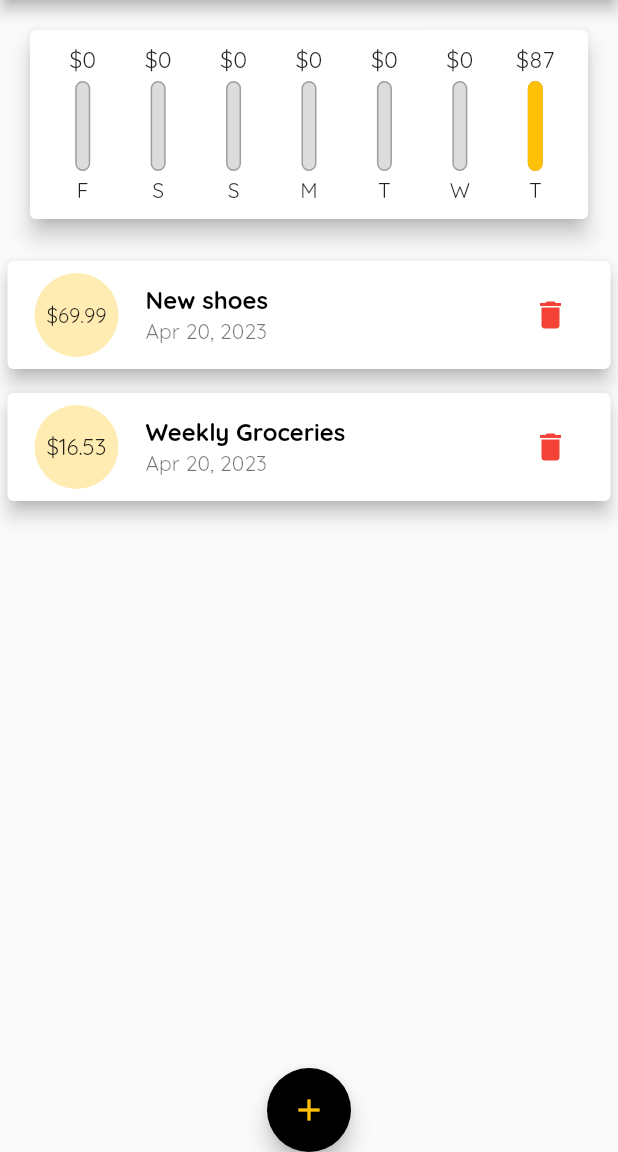
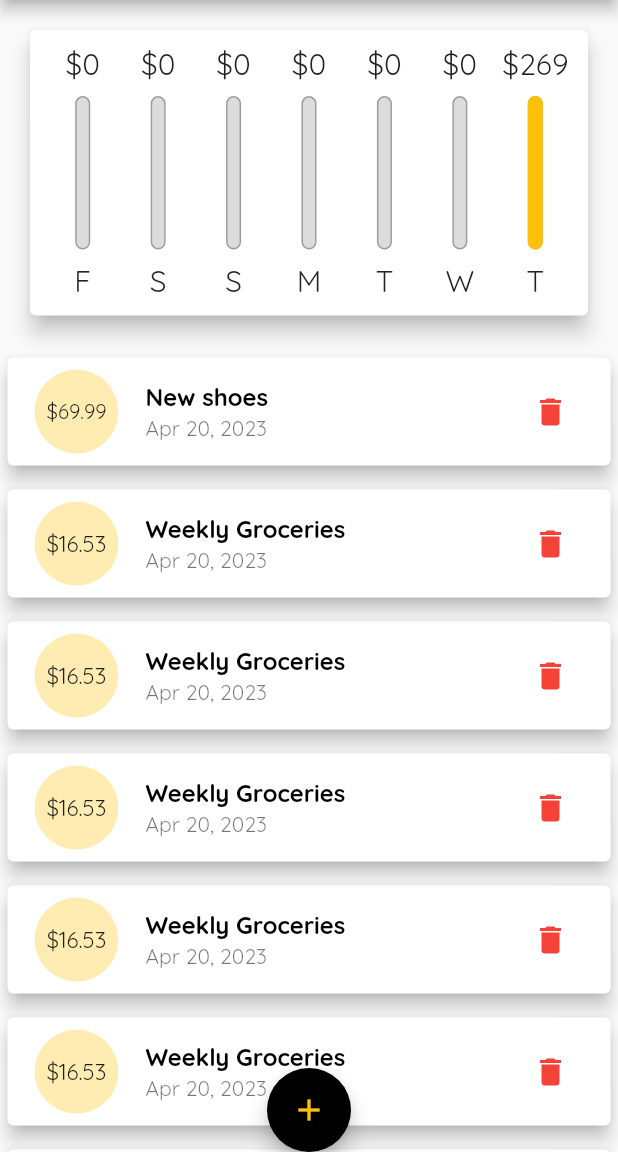
Before and after one commit to Mitso98/flutter_practice, a Flutter app: the screen it shows after launch, on a phone screen of 412 x 824 dp, the part 84-1236 px from its top. Run offline on Flutter 3.47's test engine with Material 2 defaults, Android fonts, the phone set to English and light mode, and no system bars.

Commit message:
improve responsiveness

```diff
--- a/expense_app/lib/main.dart
+++ b/expense_app/lib/main.dart
@@ -5,7 +5,13 @@ import './widgets/transaction_list.dart';
 import './models/transaction.dart';
 import './widgets/chart.dart';
 
-void main() => runApp(const MyApp());
+void main() {
+  // allow only portrait mode
+  // WidgetsFlutterBinding.ensureInitialized();
+  // SystemChrome.setPreferredOrientations(
+  //     [DeviceOrientation.portraitUp, DeviceOrientation.portraitDown]);
+  runApp(const MyApp());
+}
 
 class MyApp extends StatelessWidget {
   const MyApp({super.key});
@@ -62,42 +68,42 @@ class _MyHomePageState extends State<MyHomePage> {
       amount: 16.53,
       date: DateTime.now(),
     ),
-    // Transaction(
-    //   id: "t2",
-    //   title: "Weekly Groceries",
-    //   amount: 16.53,
-    //   date: DateTime.now(),
-    // ),
-    // Transaction(
-    //   id: "t2",
-    //   title: "Weekly Groceries",
-    //   amount: 16.53,
-    //   date: DateTime.now(),
-    // ),
-    // Transaction(
-    //   id: "t2",
-    //   title: "Weekly Groceries",
-    //   amount: 16.53,
-    //   date: DateTime.now(),
-    // ),
-    // Transaction(
-    //   id: "t2",
-    //   title: "Weekly Groceries",
-    //   amount: 16.53,
-    //   date: DateTime.now(),
-    // ),
-    // Transaction(
-    //   id: "t2",
-    //   title: "Weekly Groceries",
-    //   amount: 16.53,
-    //   date: DateTime.now(),
-    // ),
-    // Transaction(
-    //   id: "t2",
-    //   title: "Weekly Groceries",
-    //   amount: 99.53,
-    //   date: DateTime.now(),
-    // ),
+    Transaction(
+      id: "t2",
+      title: "Weekly Groceries",
+      amount: 16.53,
+      date: DateTime.now(),
+    ),
+    Transaction(
+      id: "t2",
+      title: "Weekly Groceries",
+      amount: 16.53,
+      date: DateTime.now(),
+    ),
+    Transaction(
+      id: "t2",
+      title: "Weekly Groceries",
+      amount: 16.53,
+      date: DateTime.now(),
+    ),
+    Transaction(
+      id: "t2",
+      title: "Weekly Groceries",
+      amount: 16.53,
+      date: DateTime.now(),
+    ),
+    Transaction(
+      id: "t2",
+      title: "Weekly Groceries",
+      amount: 16.53,
+      date: DateTime.now(),
+    ),
+    Transaction(
+      id: "t2",
+      title: "Weekly Groceries",
+      amount: 99.53,
+      date: DateTime.now(),
+    ),
   ];
 
   void _addNewTransaction(
@@ -141,10 +147,12 @@ class _MyHomePageState extends State<MyHomePage> {
     });
   }
 
+  bool _showChart = false;
   @override
   Widget build(BuildContext context) {
-    return Scaffold(
-      appBar: AppBar(
+    final myMediaQuery = MediaQuery.of(context);
+    final isLandScape = myMediaQuery.orientation == Orientation.landscape;
+    final appBar = AppBar(
       title: const Text("Expenses App"),
       actions: [
         IconButton(
@@ -155,14 +163,55 @@ class _MyHomePageState extends State<MyHomePage> {
           ),
         ),
       ],
-      ),
-      body: ListView(
-        children: [
-          Chart(recentTrans: _recentTrans),
-          TransactionList(
+    );
+
+    final txListWidget = SizedBox(
+      height: (myMediaQuery.size.height -
+              appBar.preferredSize.height -
+              myMediaQuery.padding.top) *
+          0.7,
+      child: TransactionList(
         userTransaction: _userTransaction,
         deleteTransaction: _deleteTransaction,
       ),
+    );
+    return Scaffold(
+      appBar: appBar,
+      body: ListView(
+        children: [
+          if (isLandScape)
+            Row(
+              mainAxisAlignment: MainAxisAlignment.center,
+              children: [
+                const Text("Show Chart"),
+                Switch.adaptive(
+                    value: _showChart,
+                    onChanged: (val) {
+                      setState(() {
+                        _showChart = val;
+                      });
+                    })
+              ],
+            ),
+          if (!isLandScape)
+            SizedBox(
+              height: (myMediaQuery.size.height -
+                      appBar.preferredSize.height -
+                      myMediaQuery.padding.top) *
+                  0.3,
+              child: Chart(recentTrans: _recentTrans),
+            ),
+          if (!isLandScape) txListWidget,
+          if (isLandScape)
+            _showChart
+                ? SizedBox(
+                    height: (myMediaQuery.size.height -
+                            appBar.preferredSize.height -
+                            myMediaQuery.padding.top) *
+                        0.65,
+                    child: Chart(recentTrans: _recentTrans),
+                  )
+                : txListWidget,
         ],
       ),
       floatingActionButtonLocation: FloatingActionButtonLocation.centerDocked,
--- a/expense_app/lib/widgets/chart_bar.dart
+++ b/expense_app/lib/widgets/chart_bar.dart
@@ -14,19 +14,20 @@ class ChartBar extends StatelessWidget {
 
   @override
   Widget build(BuildContext context) {
+    return LayoutBuilder(builder: (ctx, constraints) {
       return Column(
         children: [
           SizedBox(
-          height: 20,
+            height: constraints.maxHeight * 0.15,
             child: FittedBox(
               child: Text("\$${spendingAmount.toStringAsFixed(0)}"),
             ),
           ),
-        const SizedBox(
-          height: 4,
+          SizedBox(
+            height: constraints.maxHeight * 0.05,
           ),
           SizedBox(
-          height: 60,
+            height: constraints.maxHeight * 0.6,
             width: 10,
             child: Stack(children: [
               Container(
@@ -50,11 +51,14 @@ class ChartBar extends StatelessWidget {
               )
             ]),
           ),
-        const SizedBox(
-          height: 4,
+          SizedBox(
+            height: constraints.maxHeight * 0.05,
           ),
-        Text(label),
+          SizedBox(
+              height: constraints.maxHeight * 0.15,
+              child: FittedBox(child: Text(label))),
         ],
       );
+    });
   }
 }
--- a/expense_app/lib/widgets/new_transaction.dart
+++ b/expense_app/lib/widgets/new_transaction.dart
@@ -61,10 +61,16 @@ class _NewTransactionState extends State<NewTransaction> {
 
   @override
   Widget build(BuildContext context) {
-    return Card(
+    return SingleChildScrollView(
+      child: Card(
         elevation: 5,
         child: Container(
-        padding: const EdgeInsets.all(10),
+          padding: EdgeInsets.only(
+            top: 10,
+            left: 10,
+            right: 10,
+            bottom: (MediaQuery.of(context).viewInsets.bottom + 10),
+          ),
           child: Column(
             children: [
               TextField(
@@ -99,7 +105,8 @@ class _NewTransactionState extends State<NewTransaction> {
               ),
               ElevatedButton(
                 style: ButtonStyle(
-                backgroundColor: MaterialStateProperty.all<Color>(Colors.black),
+                  backgroundColor:
+                      MaterialStateProperty.all<Color>(Colors.black),
                 ),
                 onPressed: () => _submitData(context),
                 child: Text(
@@ -110,6 +117,7 @@ class _NewTransactionState extends State<NewTransaction> {
             ],
           ),
         ),
+      ),
     );
   }
 }
--- a/expense_app/lib/widgets/transaction_list.dart
+++ b/expense_app/lib/widgets/transaction_list.dart
@@ -14,9 +14,8 @@ class TransactionList extends StatelessWidget {
 
   @override
   Widget build(BuildContext context) {
-    return SizedBox(
-      height: 450,
-      child: userTransaction.isEmpty
+    return LayoutBuilder(builder: (ctx, constraints) {
+      return userTransaction.isEmpty
           ? Column(
               children: [
                 const Text("No transaction added yet!"),
@@ -24,7 +23,7 @@ class TransactionList extends StatelessWidget {
                   height: 10,
                 ),
                 SizedBox(
-                  height: 200,
+                  height: constraints.maxHeight * 0.6,
                   child: Image.asset(
                     "assets/images/waiting.png",
                     fit: BoxFit.cover,
@@ -61,7 +60,21 @@ class TransactionList extends StatelessWidget {
                         userTransaction[index].date,
                       ),
                     ),
-                    trailing: IconButton(
+                    trailing: MediaQuery.of(context).size.width > 460
+                        ? TextButton.icon(
+                            label: const Text(
+                              "Delete",
+                              style: TextStyle(color: Colors.red),
+                            ),
+                            icon: const Icon(
+                              Icons.delete,
+                              color: Colors.red,
+                            ),
+                            onPressed: () => deleteTransaction(
+                              userTransaction[index].id,
+                            ),
+                          )
+                        : IconButton(
                             icon: const Icon(
                               Icons.delete,
                               color: Colors.red,
@@ -73,7 +86,7 @@ class TransactionList extends StatelessWidget {
                   ),
                 );
               },
-            ),
             );
+    });
   }
 }
```
Lines whose indentation alone changed are shown as unchanged.
